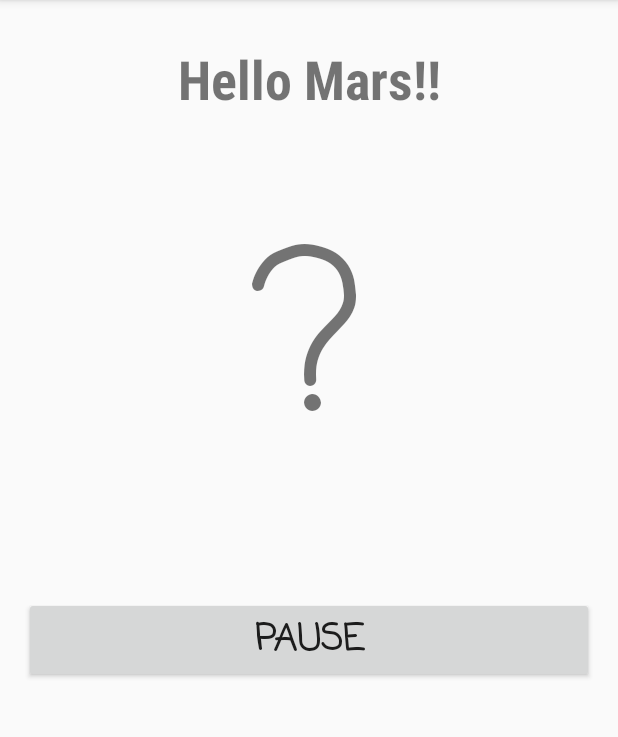
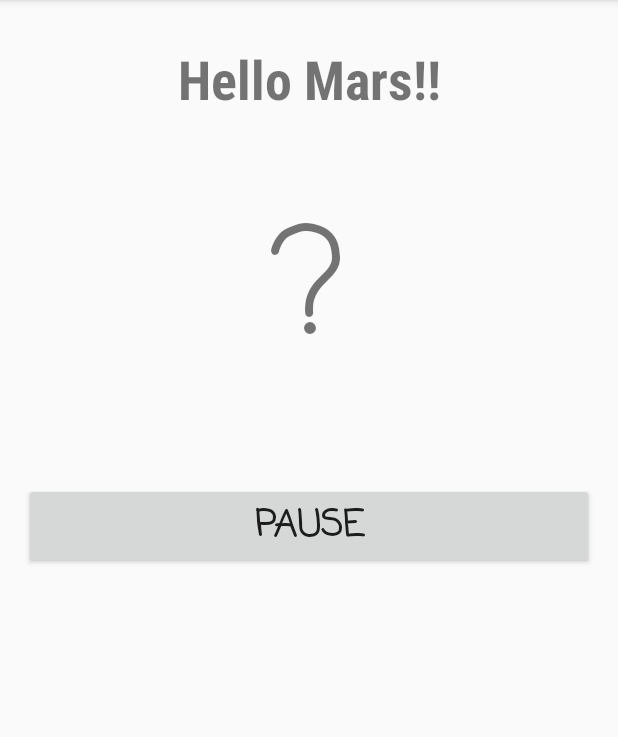
Before and after one commit to kirozhao/wcoc2017pro, an Android app: the screen it shows after launch (MainActivity), on a phone screen of 412 x 824 dp, the part 84-821 px from its top. Run offline under Robolectric (Android 15) with nearby library versions, the phone set to English and light mode, and no system bars; libraries missing offline, so code that uses them is left out: com.tencent.mars; 9 statements that could not run were skipped.

Commit message:
visit count font size --

```diff
--- a/app/src/main/res/layout/activity_main.xml
+++ b/app/src/main/res/layout/activity_main.xml
@@ -27,7 +27,7 @@
         android:layout_width="match_parent"
         android:layout_height="wrap_content"
         android:id="@+id/text_visit"
-        android:textSize="150sp"
+        android:textSize="100sp"
         android:fontFamily="casual"
         android:textAlignment="center"
         android:layout_below="@+id/text_banner"
```
